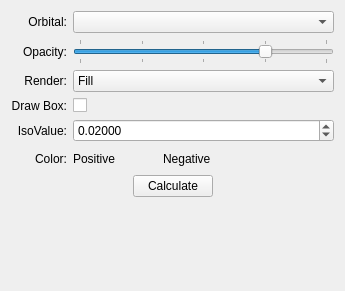
First picture: the form in libavogadro/src/engines/orbitalsettingswidget.ui, repository cryos/avogadro, before the edit.
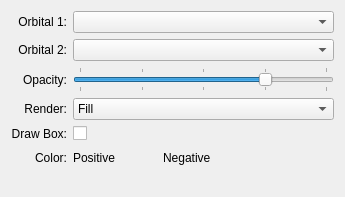
Second picture: the form after the edit. Custom widgets are drawn as their Qt base class.

What changed in the file:
```diff
--- a/libavogadro/src/engines/orbitalsettingswidget.ui
+++ b/libavogadro/src/engines/orbitalsettingswidget.ui
@@ -6,14 +6,14 @@
     <x>0</x>
     <y>0</y>
     <width>331</width>
-    <height>291</height>
+    <height>197</height>
    </rect>
   </property>
   <layout class="QGridLayout" name="gridLayout" >
    <item row="0" column="0" >
     <widget class="QLabel" name="orbitalLabel" >
      <property name="text" >
-      <string>Orbital:</string>
+      <string>Orbital 1:</string>
      </property>
      <property name="alignment" >
       <set>Qt::AlignRight|Qt::AlignTrailing|Qt::AlignVCenter</set>
@@ -24,6 +24,19 @@
     <widget class="QComboBox" name="orbitalCombo" />
    </item>
    <item row="1" column="0" >
+    <widget class="QLabel" name="orbitalLabel_2" >
+     <property name="text" >
+      <string>Orbital 2:</string>
+     </property>
+     <property name="alignment" >
+      <set>Qt::AlignRight|Qt::AlignTrailing|Qt::AlignVCenter</set>
+     </property>
+    </widget>
+   </item>
+   <item row="1" column="1" >
+    <widget class="QComboBox" name="orbital2Combo" />
+   </item>
+   <item row="2" column="0" >
     <widget class="QLabel" name="opacityLabel" >
      <property name="text" >
       <string>Opacity:</string>
@@ -33,7 +46,7 @@
      </property>
     </widget>
    </item>
-   <item row="1" column="1" >
+   <item row="2" column="1" >
     <widget class="QSlider" name="opacitySlider" >
      <property name="minimum" >
       <number>0</number>
@@ -67,17 +80,7 @@
      </property>
     </widget>
    </item>
-   <item row="2" column="0" >
-    <widget class="QLabel" name="renderLabel" >
-     <property name="text" >
-      <string>Render:</string>
-     </property>
-     <property name="alignment" >
-      <set>Qt::AlignRight|Qt::AlignTrailing|Qt::AlignVCenter</set>
-     </property>
-    </widget>
-   </item>
-   <item row="2" column="1" >
+   <item row="3" column="1" >
     <widget class="QComboBox" name="renderCombo" >
      <item>
       <property name="text" >
@@ -97,6 +100,16 @@
     </widget>
    </item>
    <item row="3" column="0" >
+    <widget class="QLabel" name="renderLabel" >
+     <property name="text" >
+      <string>Render:</string>
+     </property>
+     <property name="alignment" >
+      <set>Qt::AlignRight|Qt::AlignTrailing|Qt::AlignVCenter</set>
+     </property>
+    </widget>
+   </item>
+   <item row="4" column="0" >
     <widget class="QLabel" name="paddingLabel_2" >
      <property name="text" >
       <string>Draw Box:</string>
@@ -106,7 +119,7 @@
      </property>
     </widget>
    </item>
-   <item row="3" column="1" >
+   <item row="4" column="1" >
     <widget class="QCheckBox" name="drawBoxCheck" >
      <property name="text" >
       <string/>
@@ -119,35 +132,6 @@
      </property>
     </widget>
    </item>
-   <item row="4" column="0" >
-    <widget class="QLabel" name="paddingLabel" >
-     <property name="text" >
-      <string>IsoValue:</string>
-     </property>
-     <property name="alignment" >
-      <set>Qt::AlignRight|Qt::AlignTrailing|Qt::AlignVCenter</set>
-     </property>
-    </widget>
-   </item>
-   <item row="4" column="1" >
-    <widget class="QDoubleSpinBox" name="isoSpin" >
-     <property name="decimals" >
-      <number>5</number>
-     </property>
-     <property name="minimum" >
-      <double>0.000000000000000</double>
-     </property>
-     <property name="maximum" >
-      <double>5.000000000000000</double>
-     </property>
-     <property name="singleStep" >
-      <double>0.010000000000000</double>
-     </property>
-     <property name="value" >
-      <double>0.020000000000000</double>
-     </property>
-    </widget>
-   </item>
    <item row="5" column="0" >
     <widget class="QLabel" name="colorLabel" >
      <property name="text" >
@@ -222,43 +206,6 @@
     </layout>
    </item>
    <item row="6" column="0" colspan="2" >
-    <layout class="QHBoxLayout" name="horizontalLayout" >
-     <item>
-      <spacer name="horizontalSpacer" >
-       <property name="orientation" >
-        <enum>Qt::Horizontal</enum>
-       </property>
-       <property name="sizeHint" stdset="0" >
-        <size>
-         <width>40</width>
-         <height>20</height>
-        </size>
-       </property>
-      </spacer>
-     </item>
-     <item>
-      <widget class="QPushButton" name="calculateButton" >
-       <property name="text" >
-        <string>Calculate</string>
-       </property>
-      </widget>
-     </item>
-     <item>
-      <spacer name="horizontalSpacer_2" >
-       <property name="orientation" >
-        <enum>Qt::Horizontal</enum>
-       </property>
-       <property name="sizeHint" stdset="0" >
-        <size>
-         <width>40</width>
-         <height>20</height>
-        </size>
-       </property>
-      </spacer>
-     </item>
-    </layout>
-   </item>
-   <item row="7" column="0" colspan="2" >
     <spacer>
      <property name="orientation" >
       <enum>Qt::Vertical</enum>
```
Left out of the diff: 2 changed lines with no effect on the pictures.
